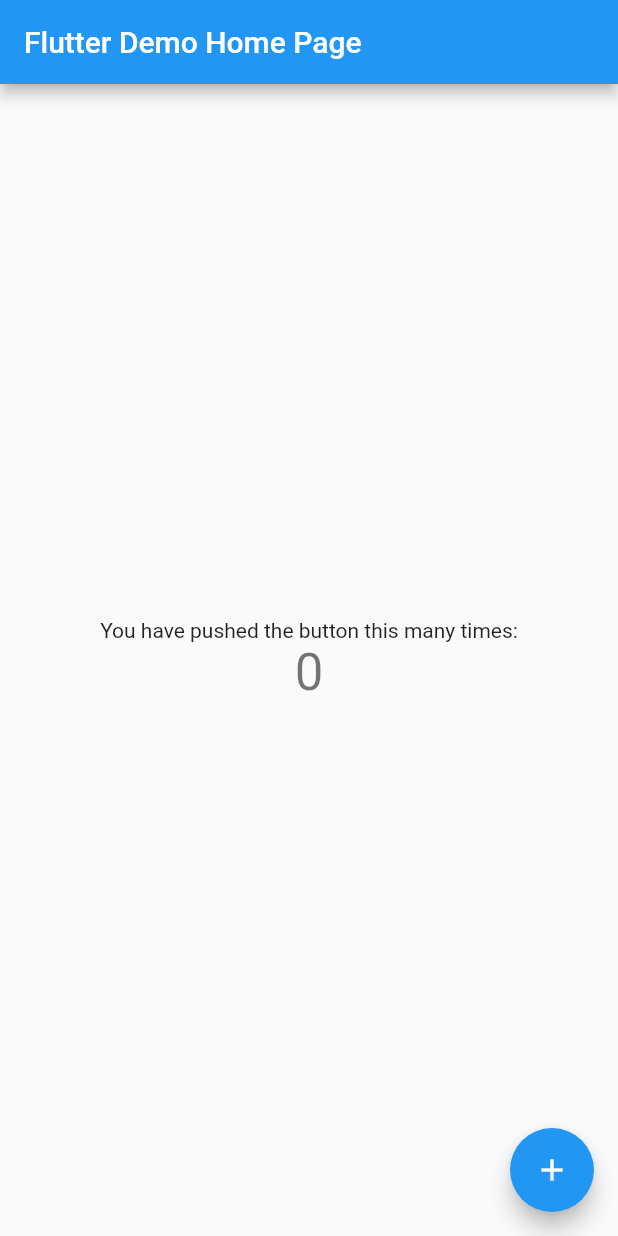
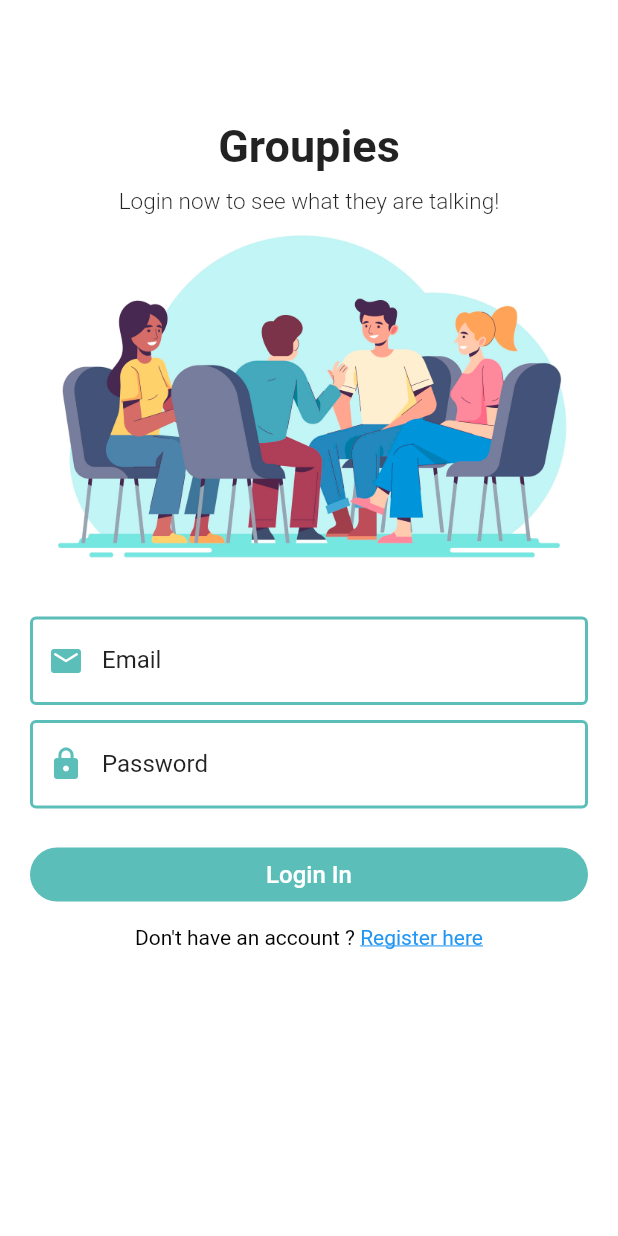
Before and after one commit to aakashshivgan/vchatFlutterApp, a Flutter app: the screen it shows after launch, on a phone screen of 412 x 824 dp. Run offline on Flutter 3.47's test engine with Material 2 defaults, Android fonts, the light colour scheme and no system bars; our stand-ins replace firebase_core, shared_preferences; accounts and stored records are empty.

Commit message:
Login page complete

```diff
--- /dev/null
+++ b/lib/helper/helper_functions.dart
@@ -0,0 +1,12 @@
+import 'package:shared_preferences/shared_preferences.dart';
+
+class HelperFunction {
+  static String userLoggedInKey = "USERLOGGEDINKEY";
+  static String userNameKey = "USERNAMEKEY";
+  static String userEmailKey = "USEREMAILKEY";
+
+  static Future<bool?> getUserLoggedInStatus() async {
+    SharedPreferences sf = await SharedPreferences.getInstance();
+    return sf.getBool(userLoggedInKey);
+  }
+}
--- a/lib/main.dart
+++ b/lib/main.dart
@@ -1,115 +1,57 @@
+import 'package:firebase_core/firebase_core.dart';
 import 'package:flutter/material.dart';
+import 'package:flutter/foundation.dart';
+import 'package:vechat/helper/helper_functions.dart';
+import 'package:vechat/pages/auth/login_page.dart';
+import 'package:vechat/pages/home_page.dart';
+import 'package:vechat/shared/constants.dart';
 
-void main() {
+void main() async {
+  WidgetsFlutterBinding.ensureInitialized();
+  if (kIsWeb) {
+    await Firebase.initializeApp(
+        options: FirebaseOptions(
+            apiKey: Constants.apikey,
+            appId: Constants.appId,
+            messagingSenderId: Constants.messagingSenderId,
+            projectId: Constants.projectId));
+  } else {
+    await Firebase.initializeApp();
+  }
+
   runApp(const MyApp());
 }
 
-class MyApp extends StatelessWidget {
+class MyApp extends StatefulWidget {
   const MyApp({Key? key}) : super(key: key);
 
-  // This widget is the root of your application.
   @override
-  Widget build(BuildContext context) {
-    return MaterialApp(
-      title: 'Flutter Demo',
-      theme: ThemeData(
-        // This is the theme of your application.
-        //
-        // Try running your application with "flutter run". You'll see the
-        // application has a blue toolbar. Then, without quitting the app, try
-        // changing the primarySwatch below to Colors.green and then invoke
-        // "hot reload" (press "r" in the console where you ran "flutter run",
-        // or simply save your changes to "hot reload" in a Flutter IDE).
-        // Notice that the counter didn't reset back to zero; the application
-        // is not restarted.
-        primarySwatch: Colors.blue,
-      ),
-      home: const MyHomePage(title: 'Flutter Demo Home Page'),
-    );
-  }
+  State<MyApp> createState() => _MyAppState();
 }
 
-class MyHomePage extends StatefulWidget {
-  const MyHomePage({Key? key, required this.title}) : super(key: key);
-
-  // This widget is the home page of your application. It is stateful, meaning
-  // that it has a State object (defined below) that contains fields that affect
-  // how it looks.
-
-  // This class is the configuration for the state. It holds the values (in this
-  // case the title) provided by the parent (in this case the App widget) and
-  // used by the build method of the State. Fields in a Widget subclass are
-  // always marked "final".
-
-  final String title;
+class _MyAppState extends State<MyApp> {
+  bool _isSignedIn = false;
 
   @override
-  State<MyHomePage> createState() => _MyHomePageState();
-}
+  void initState() {
+    super.initState();
+    userLoggedInStatus();
+  }
 
-class _MyHomePageState extends State<MyHomePage> {
-  int _counter = 0;
-
-  void _incrementCounter() {
-    setState(() {
-      // This call to setState tells the Flutter framework that something has
-      // changed in this State, which causes it to rerun the build method below
-      // so that the display can reflect the updated values. If we changed
-      // _counter without calling setState(), then the build method would not be
-      // called again, and so nothing would appear to happen.
-      _counter++;
+  userLoggedInStatus() async {
+    await HelperFunction.getUserLoggedInStatus().then((value) {
+      if (value != null) {
+        _isSignedIn = value;
+      }
     });
   }
 
   @override
   Widget build(BuildContext context) {
-    // This method is rerun every time setState is called, for instance as done
-    // by the _incrementCounter method above.
-    //
-    // The Flutter framework has been optimized to make rerunning build methods
-    // fast, so that you can just rebuild anything that needs updating rather
-    // than having to individually change instances of widgets.
-    return Scaffold(
-      appBar: AppBar(
-        // Here we take the value from the MyHomePage object that was created by
-        // the App.build method, and use it to set our appbar title.
-        title: Text(widget.title),
-      ),
-      body: Center(
-        // Center is a layout widget. It takes a single child and positions it
-        // in the middle of the parent.
-        child: Column(
-          // Column is also a layout widget. It takes a list of children and
-          // arranges them vertically. By default, it sizes itself to fit its
-          // children horizontally, and tries to be as tall as its parent.
-          //
-          // Invoke "debug painting" (press "p" in the console, choose the
-          // "Toggle Debug Paint" action from the Flutter Inspector in Android
-          // Studio, or the "Toggle Debug Paint" command in Visual Studio Code)
-          // to see the wireframe for each widget.
-          //
-          // Column has various properties to control how it sizes itself and
-          // how it positions its children. Here we use mainAxisAlignment to
-          // center the children vertically; the main axis here is the vertical
-          // axis because Columns are vertical (the cross axis would be
-          // horizontal).
-          mainAxisAlignment: MainAxisAlignment.center,
-          children: <Widget>[
-            const Text(
-              'You have pushed the button this many times:',
-            ),
-            Text(
-              '$_counter',
-              style: Theme.of(context).textTheme.headline4,
-            ),
-          ],
-        ),
-      ),
-      floatingActionButton: FloatingActionButton(
-        onPressed: _incrementCounter,
-        tooltip: 'Increment',
-        child: const Icon(Icons.add),
-      ), // This trailing comma makes auto-formatting nicer for build methods.
-    );
+    return MaterialApp(
+        theme: ThemeData(
+            primaryColor: Constants().primaryColor,
+            scaffoldBackgroundColor: Colors.white),
+        home: _isSignedIn ? const HomePage() : const LoginPage());
   }
 }
--- /dev/null
+++ b/lib/pages/auth/login_page.dart
@@ -0,0 +1,138 @@
+import 'package:flutter/gestures.dart';
+import 'package:flutter/material.dart';
+import 'package:vechat/pages/auth/register_page.dart';
+import 'package:vechat/shared/constants.dart';
+import 'package:vechat/widgets/widgets.dart';
+
+class LoginPage extends StatefulWidget {
+  const LoginPage({Key? key}) : super(key: key);
+
+  @override
+  State<LoginPage> createState() => _LoginPageState();
+}
+
+class _LoginPageState extends State<LoginPage> {
+  final formKey = GlobalKey<FormState>();
+  String email = "";
+  String password = "";
+
+  @override
+  Widget build(BuildContext context) {
+    return Scaffold(
+      body: SingleChildScrollView(
+        child: Padding(
+          padding: const EdgeInsets.symmetric(horizontal: 20, vertical: 80),
+          child: Form(
+            key: formKey,
+            child: Column(
+                mainAxisAlignment: MainAxisAlignment.center,
+                crossAxisAlignment: CrossAxisAlignment.center,
+                children: [
+                  const Text(
+                    "Groupies",
+                    style: TextStyle(
+                      fontSize: 30,
+                      fontWeight: FontWeight.w700,
+                    ),
+                  ),
+                  const SizedBox(
+                    height: 10,
+                  ),
+                  const Text(
+                    "Login now to see what they are talking!",
+                    style: TextStyle(fontSize: 15, fontWeight: FontWeight.w300),
+                  ),
+                  Image.asset("assets/groupie.jpg"),
+                  const SizedBox(
+                    height: 20,
+                  ),
+                  TextFormField(
+                      decoration: textInputDecoration.copyWith(
+                        labelText: "Email",
+                        prefixIcon: Icon(
+                          Icons.email_rounded,
+                          color: Constants().primaryColor,
+                        ),
+                      ),
+                      onChanged: (val) {
+                        setState(() {
+                          email = val;
+                        });
+                      },
+                      validator: ((val) {
+                        return RegExp(
+                                    r"^[a-zA-Z0-9.a-zA-Z0-9.!#$%&'*+-/=?^_`{|}~]+@[a-zA-Z0-9]+\.[a-zA-Z]+")
+                                .hasMatch(val!)
+                            ? null
+                            : "Please enter a valid email";
+                      })),
+                  const SizedBox(
+                    height: 10,
+                  ),
+                  TextFormField(
+                    decoration: textInputDecoration.copyWith(
+                      labelText: "Password",
+                      prefixIcon: Icon(
+                        Icons.lock,
+                        color: Constants().primaryColor,
+                      ),
+                    ),
+                    obscureText: true,
+                    onChanged: (val) {
+                      setState(() {
+                        password = val;
+                      });
+                    },
+                    validator: (val) {
+                      if (val!.length < 6) {
+                        return "password must be atleast 6 characters";
+                      } else {
+                        return null;
+                      }
+                    },
+                  ),
+                  const SizedBox(height: 20),
+                  SizedBox(
+                    width: double.infinity,
+                    child: ElevatedButton(
+                      style: ElevatedButton.styleFrom(
+                          primary: Theme.of(context).primaryColor,
+                          elevation: 0,
+                          shape: RoundedRectangleBorder(
+                              borderRadius: BorderRadius.circular(20))),
+                      onPressed: () {
+                        login();
+                      },
+                      child: const Text(
+                        "Login In",
+                        style: TextStyle(fontSize: 16, color: Colors.white),
+                      ),
+                    ),
+                  ),
+                  const SizedBox(
+                    height: 10,
+                  ),
+                  Text.rich(TextSpan(
+                    text: "Don't have an account ? ",
+                    style: const TextStyle(color: Colors.black, fontSize: 14),
+                    children: <TextSpan>[
+                      TextSpan(
+                          text: "Register here",
+                          style: const TextStyle(
+                              color: Colors.blue,
+                              decoration: TextDecoration.underline),
+                          recognizer: TapGestureRecognizer()
+                            ..onTap = () {
+                              nextScreen(context, const RegisterPage());
+                            }),
+                    ],
+                  )),
+                ]),
+          ),
+        ),
+      ),
+    );
+  }
+
+  login() {}
+}
--- /dev/null
+++ b/lib/shared/constants.dart
@@ -0,0 +1,10 @@
+import 'package:flutter/material.dart';
+
+class Constants {
+  static String apikey = "AIzaSyD4hu0SxN0Hj7ooLnuDg7uLCaB3OgbTooM";
+  static String projectId = "vechat-flutter";
+  static String messagingSenderId = "797619977916";
+  static String appId = "1:797619977916:web:805eafe57a46d600f8dab9";
+
+  final primaryColor = const Color.fromARGB(255, 91, 190, 184);
+}
--- /dev/null
+++ b/lib/widgets/widgets.dart
@@ -0,0 +1,18 @@
+import 'package:flutter/material.dart';
+
+const textInputDecoration = InputDecoration(
+  labelStyle: TextStyle(color: Colors.black87),
+  focusedBorder: OutlineInputBorder(
+    borderSide: BorderSide(color: Colors.deepPurple, width: 2),
+  ),
+  enabledBorder: OutlineInputBorder(
+    borderSide: BorderSide(color: Color.fromARGB(255, 91, 190, 184), width: 2),
+  ),
+  errorBorder: OutlineInputBorder(
+    borderSide: BorderSide(color: Colors.red, width: 2),
+  ),
+);
+
+void nextScreen(context, page) {
+  Navigator.push(context, MaterialPageRoute(builder: (context) => page));
+}
```
Also changed, not shown: lib/pages/auth/register_page.dart (added, +17 -0 lines), lib/pages/home_page.dart (added, +18 -0 lines), pubspec.yaml (+9 -15 lines), assets/groupie.jpg (added), pubspec.lock, 5 other files.
